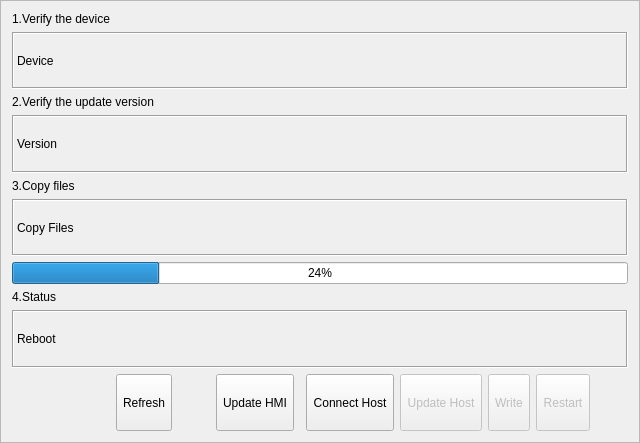
Old version of the form hcmaintains/icupdatesystem.ui in the repository GaussCheng/2-5AxisPunch.
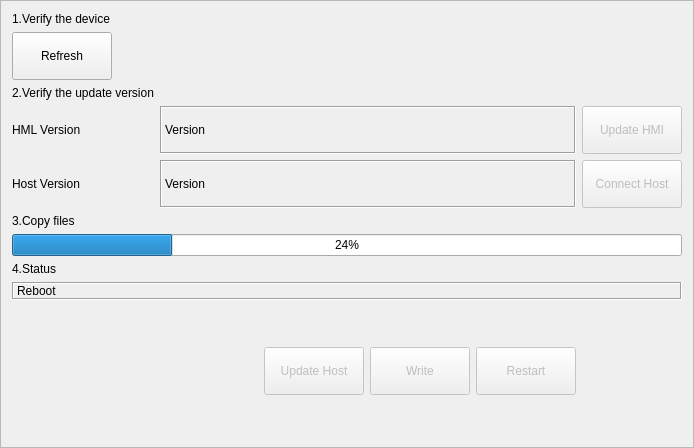
New version of the form.

The edit to the form file:
```diff
--- a/hcmaintains/icupdatesystem.ui
+++ b/hcmaintains/icupdatesystem.ui
@@ -6,8 +6,8 @@
    <rect>
     <x>0</x>
     <y>0</y>
-    <width>640</width>
-    <height>443</height>
+    <width>694</width>
+    <height>448</height>
    </rect>
   </property>
   <property name="windowTitle">
@@ -33,20 +33,7 @@
      </property>
     </widget>
    </item>
-   <item row="1" column="0" colspan="10">
-    <widget class="QLabel" name="deviceShowLabel">
-     <property name="frameShape">
-      <enum>QFrame::Box</enum>
-     </property>
-     <property name="frameShadow">
-      <enum>QFrame::Sunken</enum>
-     </property>
-     <property name="text">
-      <string>Device</string>
-     </property>
-    </widget>
-   </item>
-   <item row="2" column="0" colspan="2">
+   <item row="2" column="0">
     <widget class="QLabel" name="versionLabel">
      <property name="sizePolicy">
       <sizepolicy hsizetype="Maximum" vsizetype="Maximum">
@@ -59,8 +46,21 @@
      </property>
     </widget>
    </item>
-   <item row="3" column="0" colspan="10">
-    <widget class="QLabel" name="versionShowLabel">
+   <item row="3" column="0">
+    <widget class="QLabel" name="label">
+     <property name="text">
+      <string>HML Version</string>
+     </property>
+    </widget>
+   </item>
+   <item row="3" column="1" colspan="5">
+    <widget class="QLabel" name="hmiVersionShowLabel">
+     <property name="sizePolicy">
+      <sizepolicy hsizetype="Expanding" vsizetype="Preferred">
+       <horstretch>0</horstretch>
+       <verstretch>0</verstretch>
+      </sizepolicy>
+     </property>
      <property name="frameShape">
       <enum>QFrame::Box</enum>
      </property>
@@ -72,7 +72,7 @@
      </property>
     </widget>
    </item>
-   <item row="4" column="0">
+   <item row="5" column="0">
     <widget class="QLabel" name="copyFilesLabel">
      <property name="sizePolicy">
       <sizepolicy hsizetype="Maximum" vsizetype="Maximum">
@@ -85,20 +85,7 @@
      </property>
     </widget>
    </item>
-   <item row="5" column="0" colspan="10">
-    <widget class="QLabel" name="copyFilesShowLabel">
-     <property name="frameShape">
-      <enum>QFrame::Box</enum>
-     </property>
-     <property name="frameShadow">
-      <enum>QFrame::Sunken</enum>
-     </property>
-     <property name="text">
-      <string>Copy Files</string>
-     </property>
-    </widget>
-   </item>
-   <item row="6" column="0" colspan="10">
+   <item row="6" column="0" colspan="7">
     <widget class="QProgressBar" name="copyFilesProgressBar">
      <property name="value">
       <number>24</number>
@@ -118,7 +105,7 @@
      </property>
     </widget>
    </item>
-   <item row="8" column="0" colspan="10">
+   <item row="8" column="0" colspan="7">
     <widget class="QLabel" name="statusLabel">
      <property name="frameShape">
       <enum>QFrame::Box</enum>
@@ -131,20 +118,104 @@
      </property>
     </widget>
    </item>
-   <item row="9" column="0">
-    <spacer name="horizontalSpacer_2">
+   <item row="11" column="3">
+    <spacer name="verticalSpacer">
      <property name="orientation">
-      <enum>Qt::Horizontal</enum>
+      <enum>Qt::Vertical</enum>
      </property>
      <property name="sizeHint" stdset="0">
       <size>
-       <width>153</width>
-       <height>22</height>
+       <width>20</width>
+       <height>40</height>
       </size>
      </property>
     </spacer>
    </item>
-   <item row="9" column="1">
+   <item row="10" column="5">
+    <widget class="QToolButton" name="rebootButton">
+     <property name="enabled">
+      <bool>false</bool>
+     </property>
+     <property name="sizePolicy">
+      <sizepolicy hsizetype="Preferred" vsizetype="Preferred">
+       <horstretch>0</horstretch>
+       <verstretch>0</verstretch>
+      </sizepolicy>
+     </property>
+     <property name="minimumSize">
+      <size>
+       <width>100</width>
+       <height>48</height>
+      </size>
+     </property>
+     <property name="maximumSize">
+      <size>
+       <width>100</width>
+       <height>16777215</height>
+      </size>
+     </property>
+     <property name="text">
+      <string>Restart</string>
+     </property>
+    </widget>
+   </item>
+   <item row="10" column="4">
+    <widget class="QToolButton" name="writeHostButton">
+     <property name="enabled">
+      <bool>false</bool>
+     </property>
+     <property name="sizePolicy">
+      <sizepolicy hsizetype="Preferred" vsizetype="Preferred">
+       <horstretch>0</horstretch>
+       <verstretch>0</verstretch>
+      </sizepolicy>
+     </property>
+     <property name="minimumSize">
+      <size>
+       <width>100</width>
+       <height>48</height>
+      </size>
+     </property>
+     <property name="maximumSize">
+      <size>
+       <width>100</width>
+       <height>16777215</height>
+      </size>
+     </property>
+     <property name="text">
+      <string>Write</string>
+     </property>
+    </widget>
+   </item>
+   <item row="10" column="3">
+    <widget class="QToolButton" name="updateHostButton">
+     <property name="enabled">
+      <bool>false</bool>
+     </property>
+     <property name="sizePolicy">
+      <sizepolicy hsizetype="Preferred" vsizetype="Preferred">
+       <horstretch>0</horstretch>
+       <verstretch>0</verstretch>
+      </sizepolicy>
+     </property>
+     <property name="minimumSize">
+      <size>
+       <width>100</width>
+       <height>48</height>
+      </size>
+     </property>
+     <property name="maximumSize">
+      <size>
+       <width>100</width>
+       <height>16777215</height>
+      </size>
+     </property>
+     <property name="text">
+      <string>Update Host</string>
+     </property>
+    </widget>
+   </item>
+   <item row="1" column="0">
     <widget class="QToolButton" name="refreshToolButton">
      <property name="sizePolicy">
       <sizepolicy hsizetype="Preferred" vsizetype="Preferred">
@@ -152,123 +223,117 @@
        <verstretch>0</verstretch>
       </sizepolicy>
      </property>
+     <property name="minimumSize">
+      <size>
+       <width>100</width>
+       <height>48</height>
+      </size>
+     </property>
+     <property name="maximumSize">
+      <size>
+       <width>100</width>
+       <height>16777215</height>
+      </size>
+     </property>
      <property name="text">
       <string>Refresh</string>
      </property>
     </widget>
    </item>
-   <item row="9" column="2">
-    <spacer name="horizontalSpacer">
-     <property name="orientation">
-      <enum>Qt::Horizontal</enum>
+   <item row="4" column="0">
+    <widget class="QLabel" name="label_2">
+     <property name="text">
+      <string>Host Version</string>
      </property>
-     <property name="sizeHint" stdset="0">
-      <size>
-       <width>153</width>
-       <height>22</height>
-      </size>
+    </widget>
+   </item>
+   <item row="4" column="1" colspan="5">
+    <widget class="QLabel" name="hostVersionShowLabel">
+     <property name="sizePolicy">
+      <sizepolicy hsizetype="Expanding" vsizetype="Preferred">
+       <horstretch>0</horstretch>
+       <verstretch>0</verstretch>
+      </sizepolicy>
      </property>
-    </spacer>
+     <property name="frameShape">
+      <enum>QFrame::Box</enum>
+     </property>
+     <property name="frameShadow">
+      <enum>QFrame::Sunken</enum>
+     </property>
+     <property name="text">
+      <string>Version</string>
+     </property>
+    </widget>
    </item>
-   <item row="9" column="3">
+   <item row="3" column="6">
     <widget class="QToolButton" name="updateToolButton">
+     <property name="enabled">
+      <bool>false</bool>
+     </property>
      <property name="sizePolicy">
       <sizepolicy hsizetype="Preferred" vsizetype="Preferred">
        <horstretch>0</horstretch>
        <verstretch>0</verstretch>
       </sizepolicy>
      </property>
+     <property name="minimumSize">
+      <size>
+       <width>100</width>
+       <height>48</height>
+      </size>
+     </property>
+     <property name="maximumSize">
+      <size>
+       <width>100</width>
+       <height>16777215</height>
+      </size>
+     </property>
      <property name="text">
       <string>Update HMI</string>
      </property>
     </widget>
    </item>
-   <item row="9" column="9">
-    <spacer name="horizontalSpacer_3">
-     <property name="orientation">
-      <enum>Qt::Horizontal</enum>
-     </property>
-     <property name="sizeHint" stdset="0">
-      <size>
-       <width>153</width>
-       <height>22</height>
-      </size>
-     </property>
-    </spacer>
-   </item>
-   <item row="9" column="6">
-    <widget class="QToolButton" name="updateHostButton">
-     <property name="enabled">
-      <bool>false</bool>
-     </property>
-     <property name="sizePolicy">
-      <sizepolicy hsizetype="Preferred" vsizetype="Preferred">
-       <horstretch>0</horstretch>
-       <verstretch>0</verstretch>
-      </sizepolicy>
-     </property>
-     <property name="text">
-      <string>Update Host</string>
-     </property>
-    </widget>
-   </item>
-   <item row="9" column="4">
-    <spacer name="horizontalSpacer_4">
-     <property name="orientation">
-      <enum>Qt::Horizontal</enum>
-     </property>
-     <property name="sizeHint" stdset="0">
-      <size>
-       <width>40</width>
-       <height>20</height>
-      </size>
-     </property>
-    </spacer>
-   </item>
-   <item row="9" column="8">
-    <widget class="QToolButton" name="rebootButton">
-     <property name="enabled">
-      <bool>false</bool>
-     </property>
-     <property name="sizePolicy">
-      <sizepolicy hsizetype="Preferred" vsizetype="Preferred">
-       <horstretch>0</horstretch>
-       <verstretch>0</verstretch>
-      </sizepolicy>
-     </property>
-     <property name="text">
-      <string>Restart</string>
-     </property>
-    </widget>
-   </item>
-   <item row="9" column="5">
+   <item row="4" column="6">
     <widget class="QToolButton" name="connectHostButton">
+     <property name="enabled">
+      <bool>false</bool>
+     </property>
      <property name="sizePolicy">
       <sizepolicy hsizetype="Preferred" vsizetype="Preferred">
        <horstretch>0</horstretch>
        <verstretch>0</verstretch>
       </sizepolicy>
      </property>
+     <property name="minimumSize">
+      <size>
+       <width>100</width>
+       <height>48</height>
+      </size>
+     </property>
+     <property name="maximumSize">
+      <size>
+       <width>100</width>
+       <height>16777215</height>
+      </size>
+     </property>
      <property name="text">
       <string>Connect Host</string>
      </property>
     </widget>
    </item>
-   <item row="9" column="7">
-    <widget class="QToolButton" name="writeHostButton">
-     <property name="enabled">
-      <bool>false</bool>
+   <item row="9" column="0">
+    <spacer name="verticalSpacer_2">
+     <property name="orientation">
+      <enum>Qt::Vertical</enum>
      </property>
-     <property name="sizePolicy">
-      <sizepolicy hsizetype="Preferred" vsizetype="Preferred">
-       <horstretch>0</horstretch>
-       <verstretch>0</verstretch>
-      </sizepolicy>
+     <property name="sizeHint" stdset="0">
+      <size>
+       <width>20</width>
+       <height>40</height>
+      </size>
      </property>
-     <property name="text">
-      <string>Write</string>
-     </property>
-    </widget>
+    </spacer>
    </item>
   </layout>
  </widget>
```
